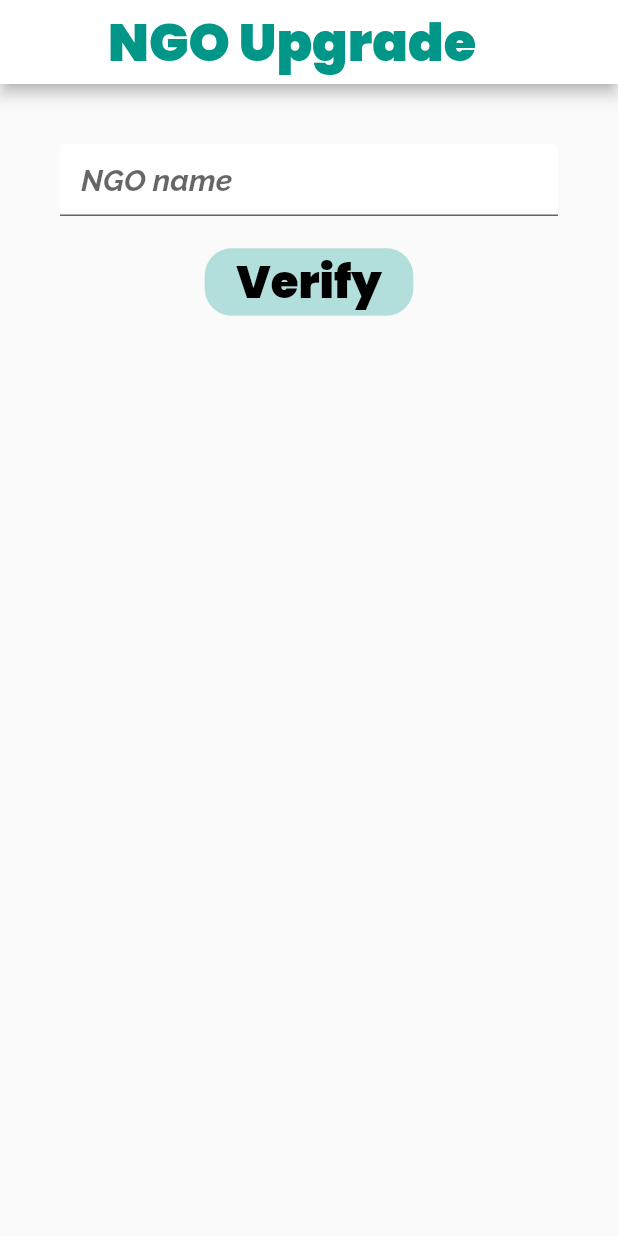
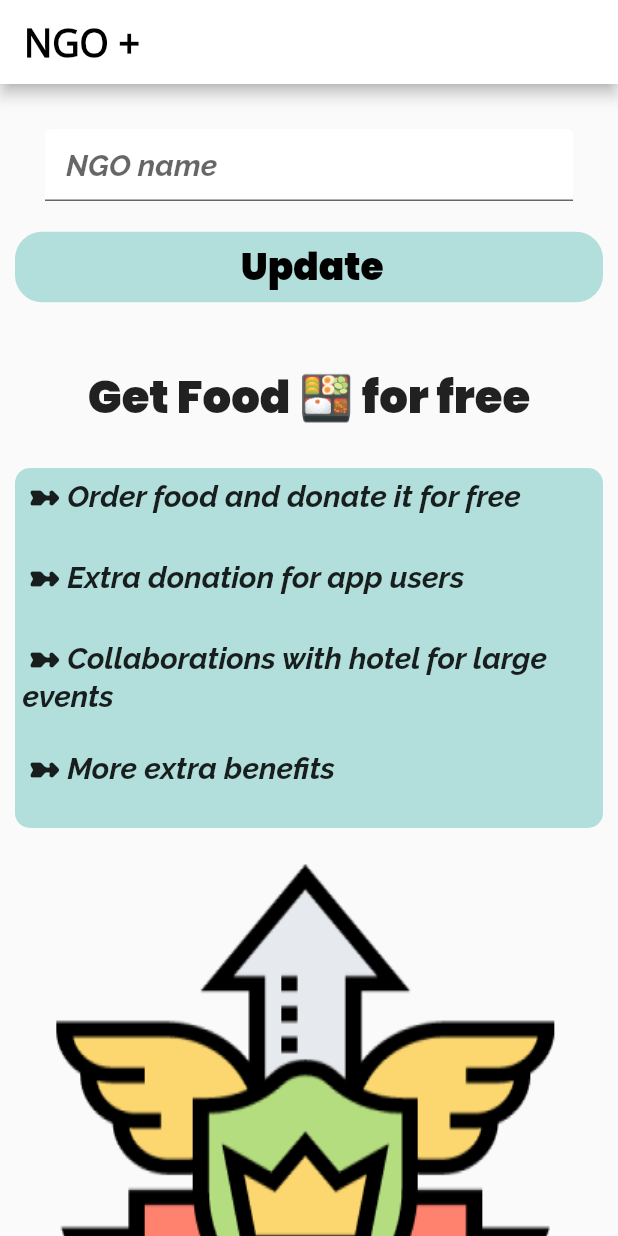
Before and after one commit to pravinbabubaskar/Feed_The_Need, a Flutter app: the WebScraperApp screen opened directly, on a phone screen of 412 x 824 dp. Run offline on Flutter 3.47's test engine with Material 2 defaults, Android fonts, the phone set to English and light mode, and no system bars; our stand-ins replace cloud_firestore, firebase_auth, firebase_core, geolocator; missing offline and left inert: flutter_splash_screen, geocoder, web_scraper; accounts and stored records are empty.

Commit message:
UI change

```diff
--- a/lib/Past_orders.dart
+++ b/lib/Past_orders.dart
@@ -11,7 +11,7 @@ class pastorder extends State<Past_order>
   @override
   Widget build(BuildContext context) {
     return Scaffold(
-      backgroundColor: Colors.blue[100],
+      //backgroundColor: Colors.blue[100],
       appBar: AppBar(
         backgroundColor: Colors.white,
         title:Text('YOUR PAST ORDERS',style: TextStyle(
--- a/lib/web_scrapping.dart
+++ b/lib/web_scrapping.dart
@@ -1,4 +1,5 @@
 import 'dart:io';
+import 'package:flutter/cupertino.dart';
 import 'package:flutter/material.dart';
 import 'package:web_scraper/web_scraper.dart';
 import 'constants.dart';
@@ -121,15 +122,16 @@ class _WebScraperAppState extends State<WebScraperApp> {
     return SafeArea(
       child:Scaffold(
         appBar: AppBar(
+          automaticallyImplyLeading: false,
           backgroundColor: Colors.white,
-          title: Text("NGO Upgrade",style:headingStyle,),
+          title: Text("NGO +",style:TextStyle(fontWeight: FontWeight.bold,fontFamily: 'Sans',fontSize: 25,color: Colors.black),),
         ),
         body: isNGOVerified ?Container(
           child: Center(
             child: Text("Already this user is verified under"+user1.email,style: TextStyle(fontFamily: 'Sans',fontSize: 30),),
           ),
         ):Padding(
-          padding: const EdgeInsets.all(20.0),
+          padding: const EdgeInsets.only(top:10,left: 10,right: 10),
           child: progress==true?
           Center(
             child:
@@ -138,7 +140,7 @@ class _WebScraperAppState extends State<WebScraperApp> {
               valueColor: AlwaysStoppedAnimation(Colors.teal[100]),
             ), // Loads Circular Loading Animation
           ):
-          Column(
+          ListView(
             children: [
               Container(
                 padding: EdgeInsets.all(20.0),
@@ -166,6 +168,7 @@ class _WebScraperAppState extends State<WebScraperApp> {
                 ),
               ),
               FlatButton(
+                padding: EdgeInsets.all(5),
                 color: Colors.teal[100],
                 shape: RoundedRectangleBorder(
                   borderRadius: BorderRadius.circular(18.0),
@@ -178,15 +181,43 @@ class _WebScraperAppState extends State<WebScraperApp> {
                   fetchProducts();
                 },
                 child: Text(
-                  ' Verify ',
+                  ' Update',
                   style: TextStyle(
-                    fontSize: 30.0,
+                    fontSize: 25.0,
                     fontFamily: 'Poppins',
                     color: Colors.black,
-                    fontWeight: FontWeight.w600,
+                   // fontWeight: FontWeight.w600,
                   ),
                 ),
               ),
+              SizedBox(
+                height: 40,
+              ),
+              Text('Get Food 🍱 for free',style: TextStyle(
+                fontFamily: 'Poppins',
+                fontSize: 30,
+                fontWeight: FontWeight.bold
+              ),textAlign: TextAlign.center,),
+              SizedBox(
+                height: 25,
+              ),
+              Container(
+                padding: EdgeInsets.only(left: 5,top: 5),
+                decoration: BoxDecoration(
+                  borderRadius: BorderRadius.circular(10),
+                  color: Colors.teal[100],
+                ),
+                child: Column(
+                  crossAxisAlignment: CrossAxisAlignment.start,
+                  children: [
+                    Text(' ➼ Order food and donate it for free\n',style: TextStyle(fontSize:20,fontFamily: 'Raleway',fontWeight: FontWeight.bold)),
+                    Text(' ➼ Extra donation for app users\n',style: TextStyle(fontSize:20,fontFamily: 'Raleway',fontWeight: FontWeight.bold)),
+                    Text(' ➼ Collaborations with hotel for large events\n',style:TextStyle(fontSize:20,fontFamily: 'Raleway',fontWeight: FontWeight.bold)),
+                    Text(' ➼ More extra benefits\n',style: TextStyle(fontSize:20,fontFamily: 'Raleway',fontWeight: FontWeight.bold)),
+                  ],
+                ),
+              ),
+               Image.asset('images/upgrade.png'),
             ],
           ),
         ),
```
Also changed, not shown: images/upgrade.png (added).
